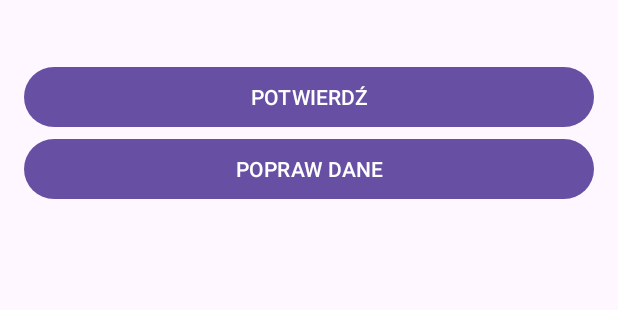
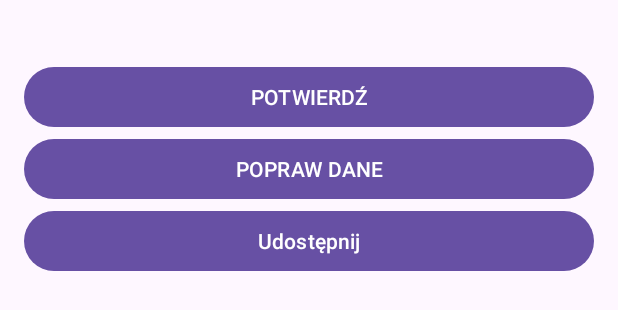
Before and after one commit to gorgmateusz5/08_02_rezerwacjawizyty, an Android app: the layout activity_summary.xml on its own in the app's theme, with its tools: preview values and no code run, on a phone screen of 412 x 824 dp. Shown: the top 310 px of the screen. Run offline under Robolectric (Android 15) with nearby library versions, the phone set to English and light mode, and no system bars.

Commit message:
feat: udostepnianie rezerwacji intencja niejawna

```diff
--- a/app/src/main/res/layout/activity_summary.xml
+++ b/app/src/main/res/layout/activity_summary.xml
@@ -23,4 +23,10 @@
         android:layout_height="wrap_content"
         android:text="POPRAW DANE" />
 
+    <Button
+        android:id="@+id/btnShare"
+        android:layout_width="match_parent"
+        android:layout_height="wrap_content"
+        android:text="Udostępnij" />
+
 </LinearLayout>
```
Also changed, not shown: app/src/main/java/com/example/a08_02_rezerwacjawizyty/SummaryActivity.java (+29 -0 lines).
